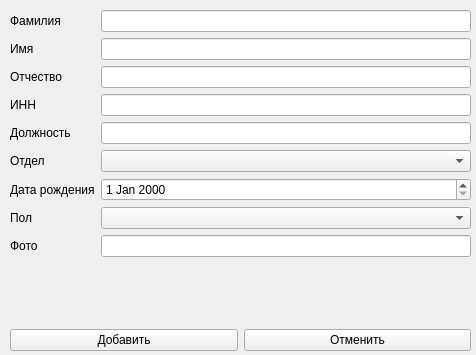
This is employer.ui in AlexanderChck/git_project1 as Qt 5 draws it before an edit. The edited form follows.
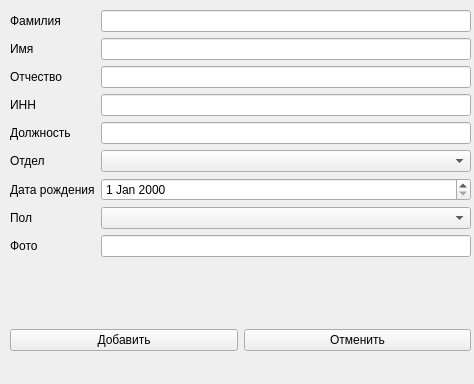
This is the edited form.

Diff of the .ui file:
```diff
--- a/employer.ui
+++ b/employer.ui
@@ -6,8 +6,8 @@
    <rect>
     <x>0</x>
     <y>0</y>
-    <width>476</width>
-    <height>355</height>
+    <width>474</width>
+    <height>384</height>
    </rect>
   </property>
   <property name="windowTitle">
@@ -39,7 +39,7 @@
        </widget>
       </item>
       <item row="0" column="1">
-       <widget class="QLineEdit" name="name_inpt">
+       <widget class="QLineEdit" name="sname_inpt">
         <property name="sizePolicy">
          <sizepolicy hsizetype="MinimumExpanding" vsizetype="Fixed">
           <horstretch>0</horstretch>
@@ -62,7 +62,7 @@
        </widget>
       </item>
       <item row="1" column="1">
-       <widget class="QLineEdit" name="lineEdit"/>
+       <widget class="QLineEdit" name="name_inpt"/>
       </item>
       <item row="2" column="0">
        <widget class="QLabel" name="label_9">
@@ -195,6 +195,19 @@
     </item>
    </layout>
   </widget>
+  <widget class="QLabel" name="_error_lbl">
+   <property name="geometry">
+    <rect>
+     <x>10</x>
+     <y>360</y>
+     <width>55</width>
+     <height>16</height>
+    </rect>
+   </property>
+   <property name="text">
+    <string/>
+   </property>
+  </widget>
  </widget>
  <resources/>
  <connections/>
```
Left out of the diff: 10 changed lines with no effect on the pictures.
